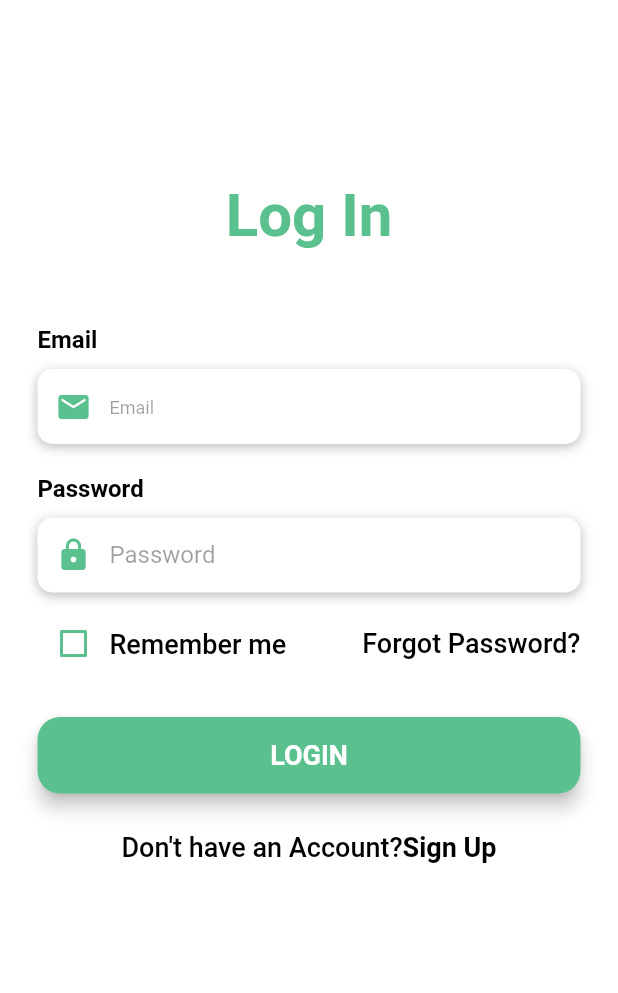
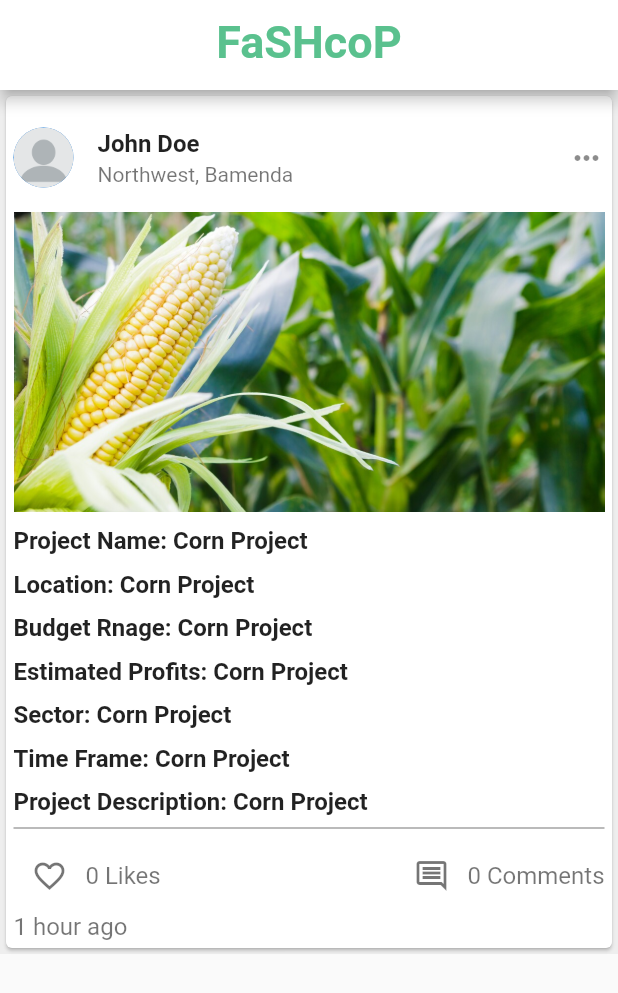
Before and after one commit to anselm88/Fashcop, a Flutter app: the screen it shows after launch, on a phone screen of 412 x 824 dp. Shown: the top 993 px of the screen. Run offline on Flutter 3.47's test engine with Material 2 defaults, Android fonts, the phone set to English and light mode, and no system bars; our stand-ins replace google_nav_bar, image_picker.

Commit message:
Single project screen ui

```diff
--- a/lib/main.dart
+++ b/lib/main.dart
@@ -1,5 +1,6 @@
 import 'package:fashcop/screens/home_screen.dart';
 import 'package:fashcop/screens/home_page.dart';
+import 'package:fashcop/screens/single_project_screen.dart';
 import 'package:flutter/material.dart';
 import 'package:fashcop/screens/login_screen.dart';
 import 'package:fashcop/screens/first_signup_screen.dart';
@@ -33,13 +34,14 @@ class MyApp extends StatelessWidget {
       ),
       title: 'FashCoP',
       debugShowCheckedModeBanner: false,
-      initialRoute: LoginScreen.id,
+      initialRoute: SingleProjectScreen.id,
       routes: {
         HomeScreen.id: (context) => HomeScreen(),
         LoginScreen.id: (context) => LoginScreen(),
         FirstSignUpScreen.id: (context) => FirstSignUpScreen(),
         SecondSignUpScreen.id: (context) => SecondSignUpScreen(),
         FinalSignUpScreen.id: (context) => FinalSignUpScreen(),
+        SingleProjectScreen.id: (context) => SingleProjectScreen(),
       },
     );
   }
--- a/lib/screens/add_project_screen.dart
+++ b/lib/screens/add_project_screen.dart
@@ -110,6 +110,17 @@ class _AddProductScreenState extends State<AddProductScreen> {
                           style: kAddProjectTextFieldNameStyle,
                         ),
                         const SizedBox(height: 20),
+                        TextIputField(
+                          validateFunction: checkFieldEmpty,
+                          icon: Icons.location_city,
+                          textFieldName: 'Project Name',
+                          hint: 'Whats the name of your project?',
+                          onchangeFunction: (value) {},
+                          inputType: TextInputType.text,
+                          inputAction: TextInputAction.done,
+                          style: kAddProjectTextFieldNameStyle,
+                        ),
+                        const SizedBox(height: 10),
 
                         TextIputField(
                           validateFunction: checkFieldEmpty,
--- /dev/null
+++ b/lib/screens/single_project_screen.dart
@@ -0,0 +1,214 @@
+import 'package:fashcop/variables/constants.dart';
+import 'package:fashcop/widgets/project_card.dart';
+import 'package:flutter/material.dart';
+import 'package:flutter/services.dart';
+
+class SingleProjectScreen extends StatefulWidget {
+  static const String id = 'single_project_screen';
+  const SingleProjectScreen({Key? key}) : super(key: key);
+
+  @override
+  State<SingleProjectScreen> createState() => _SingleProjectScreenState();
+}
+
+class _SingleProjectScreenState extends State<SingleProjectScreen> {
+  @override
+  Widget build(BuildContext context) {
+    return Scaffold(
+      appBar: PreferredSize(
+        preferredSize: Size.fromHeight(60.0),
+        child: AppBar(
+          systemOverlayStyle: const SystemUiOverlayStyle(
+            statusBarColor: Colors.white,
+            statusBarIconBrightness: Brightness.dark,
+            statusBarBrightness: Brightness.dark,
+          ),
+          shape: const RoundedRectangleBorder(
+              // borderRadius: BorderRadius.only(
+              //     bottomLeft: Radius.circular(30),
+              //     bottomRight: Radius.circular(30)),
+              ),
+          brightness: Brightness.light,
+          centerTitle: true,
+          flexibleSpace: Container(
+            decoration: const BoxDecoration(
+              //borderRadius: const BorderRadius.only(
+              //bottomLeft: Radius.circular(30),
+              //bottomRight: Radius.circular(30)),
+              gradient: LinearGradient(
+                colors: [
+                  Colors.white30,
+                  Colors.white,
+                ],
+                begin: Alignment.topLeft,
+                end: Alignment.bottomRight,
+              ),
+            ),
+          ),
+          title: const Text(
+            "FaSHcoP",
+            style: kHeadingStyle,
+          ),
+        ),
+      ),
+      body: SingleChildScrollView(
+        physics: AlwaysScrollableScrollPhysics(),
+        child: Container(
+          decoration: BoxDecoration(color: Colors.grey[200]),
+          child: Column(
+            children: [
+              Container(
+                  child: Card(
+                child: Padding(
+                  padding: const EdgeInsets.all(5.0),
+                  child: Column(
+                    crossAxisAlignment: CrossAxisAlignment.start,
+                    children: [
+                      ListTile(
+                        leading: CircleAvatar(
+                          radius: 20.0,
+                          backgroundImage: AssetImage('assets/profile1.png'),
+                        ),
+                        title: Text(
+                          'John Doe',
+                          style: TextStyle(
+                            fontWeight: FontWeight.bold,
+                          ),
+                        ),
+                        subtitle: Text('Northwest, Bamenda'),
+                        trailing: Icon(Icons.more_horiz),
+                        contentPadding: EdgeInsets.all(0),
+                        onTap: () {},
+                      ),
+                      GestureDetector(
+                        onTap: () {},
+                        child: Container(
+                          height: 200,
+                          width: double.infinity,
+                          decoration: BoxDecoration(
+                            image: DecorationImage(
+                              image: AssetImage('assets/corn.jpg'),
+                              fit: BoxFit.cover,
+                            ),
+                          ),
+                        ),
+                      ),
+                      Column(
+                          crossAxisAlignment: CrossAxisAlignment.start,
+                          children: const [
+                            SizedBox(height: 10),
+                            Text(
+                              'Project Name: Corn Project',
+                              style: TextStyle(
+                                fontWeight: FontWeight.bold,
+                                fontSize: 16.0,
+                              ),
+                            ),
+                            SizedBox(height: 10),
+                            Text(
+                              'Location: Corn Project',
+                              style: TextStyle(
+                                fontWeight: FontWeight.bold,
+                                fontSize: 16.0,
+                              ),
+                            ),
+                            SizedBox(height: 10),
+                            Text(
+                              'Budget Rnage: Corn Project',
+                              style: TextStyle(
+                                fontWeight: FontWeight.bold,
+                                fontSize: 16.0,
+                              ),
+                            ),
+                            SizedBox(height: 10),
+                            Text(
+                              'Estimated Profits: Corn Project',
+                              style: TextStyle(
+                                fontWeight: FontWeight.bold,
+                                fontSize: 16.0,
+                              ),
+                            ),
+                            SizedBox(height: 10),
+                            Text(
+                              'Sector: Corn Project',
+                              style: TextStyle(
+                                fontWeight: FontWeight.bold,
+                                fontSize: 16.0,
+                              ),
+                            ),
+                            SizedBox(height: 10),
+                            Text(
+                              'Time Frame: Corn Project',
+                              style: TextStyle(
+                                fontWeight: FontWeight.bold,
+                                fontSize: 16.0,
+                              ),
+                            ),
+                            SizedBox(height: 10),
+                            Text(
+                              'Project Description: Corn Project',
+                              style: TextStyle(
+                                fontWeight: FontWeight.bold,
+                                fontSize: 16.0,
+                              ),
+                            ),
+                          ]),
+                      const Divider(
+                        color: Colors.black54,
+                      ),
+                      Row(
+                        mainAxisAlignment: MainAxisAlignment.spaceBetween,
+                        children: [
+                          Row(
+                            children: [
+                              IconButton(
+                                onPressed: () {},
+                                icon: const Icon(
+                                  Icons.favorite_border,
+                                  color: Colors.black54,
+                                ),
+                              ),
+                              Text(
+                                '0 Likes',
+                                style: TextStyle(
+                                  fontSize: 16.0,
+                                  color: Colors.black54,
+                                ),
+                              ),
+                            ],
+                          ),
+                          Row(
+                            children: [
+                              IconButton(
+                                onPressed: () {},
+                                icon: const Icon(Icons.comment_outlined,
+                                    color: Colors.black54),
+                              ),
+                              Text(
+                                '0 Comments',
+                                style: TextStyle(
+                                    fontSize: 16.0, color: Colors.black54),
+                              ),
+                            ],
+                          )
+                        ],
+                      ),
+                      Container(
+                        width: MediaQuery.of(context).size.width,
+                        child: const Text('1 hour ago',
+                            style: TextStyle(
+                              fontSize: 16.0,
+                              color: Colors.black54,
+                            )),
+                      ),
+                    ],
+                  ),
+                ),
+              )),
+            ],
+          ),
+        ),
+      ),
+    );
+  }
+}
```
